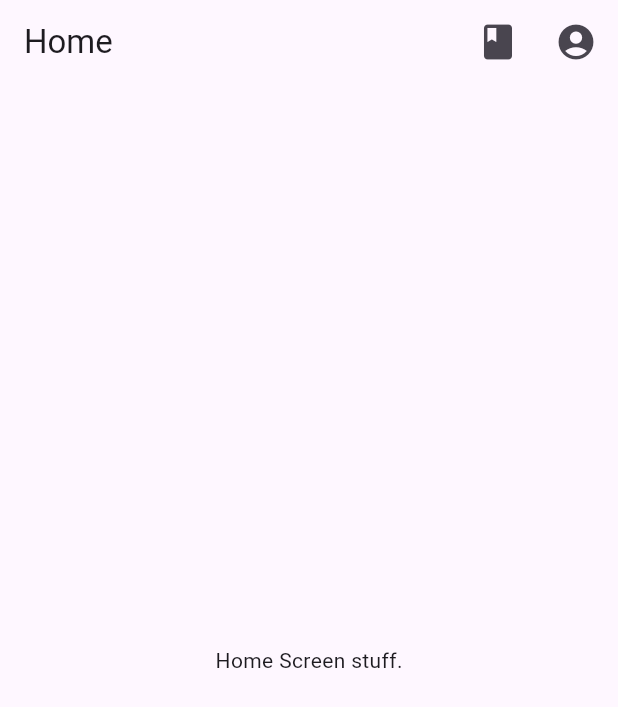
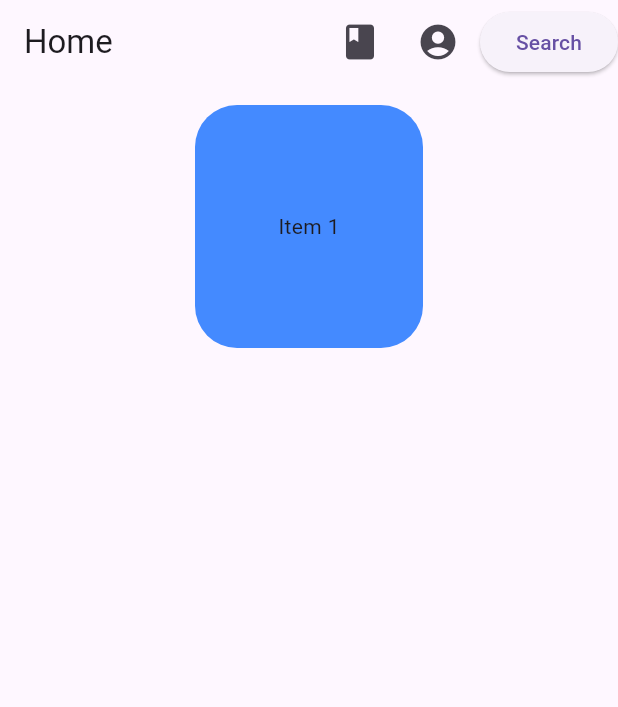
Before and after one commit to Leto-du-Plessis/book-website-project, a Flutter app: the screen it shows after launch, on a phone screen of 412 x 824 dp. Shown: the top 707 px of the screen. Run offline on Flutter 3.47's test engine with Material 3 defaults, Android fonts, the phone set to English and light mode, and no system bars; our stand-ins replace shared_preferences; missing offline and left inert: super_editor; accounts and stored records are empty.

Commit message:
Added state to home page for search, and beginning aspects of the carousel

```diff
--- /dev/null
+++ b/frontend/book_website/devtools_options.yaml
@@ -0,0 +1,3 @@
+description: This file stores settings for Dart & Flutter DevTools.
+documentation: https://docs.flutter.dev/tools/devtools/extensions#configure-extension-enablement-states
+extensions:
--- a/frontend/book_website/lib/src/screens/home_screen.dart
+++ b/frontend/book_website/lib/src/screens/home_screen.dart
@@ -6,13 +6,24 @@ import 'reader_screen.dart';
 import '../models/app_state.dart';
 import '../widgets/user_profile_image.dart';
 
-class HomeScreen extends StatelessWidget {
 
-  HomeScreen({super.key});
+class HomeScreen extends StatefulWidget {
 
+  const HomeScreen({super.key});
+
+
+
+  @override
+  State<HomeScreen> createState() => _HomeScreen();
+}
+
+
+class _HomeScreen extends State<HomeScreen> {
+  bool buttonstate = false;
   @override build(BuildContext context) {
 
     final imageBytes = context.watch<AppState>().profileImageBytes;
+
     return Scaffold(
       appBar: AppBar(
         title: const Text('Home'),
@@ -45,9 +56,76 @@ class HomeScreen extends StatelessWidget {
               );
             },
           ),
+          ElevatedButton(
+
+            onPressed: () {setState(() { buttonstate = true;});
+            },
+            child: const Text('Search')
+          )
+
+
         ],
       ),
-      body: const Center(child: Text('Home Screen stuff.')),
-    );
+      body:
+        Center(
+          child: Builder(
+            builder:(context) {
+            if(buttonstate == true) {
+              return Text('Will be searching at some point');
+             } else {
+              return PlainCarousel();
+            }
+
+
+            }
+            )
+
+
+          )
+ );
+
+
+
+
   }
 }
+
+
+class PlainCarousel extends StatelessWidget {
+  const PlainCarousel({super.key});
+
+  @override
+  Widget build(BuildContext context) {
+    return Scaffold(
+      body: Align(
+        alignment: Alignment.topCenter,
+        child: Column(
+          children: [SizedBox(
+          height: 200,
+          width: 200,
+            child: Container(
+              padding:EdgeInsetsGeometry.fromLTRB(20,10,20,20),
+              child: CarouselView(
+                scrollDirection: Axis.horizontal,
+                  backgroundColor: Colors.blueAccent,
+                  itemExtent: 200,
+
+                  children: [
+                      Center(child: Text('Item 1')),
+                      Center(child: Text('Item 2')),
+                      Center(child: Text('Item 3')),
+                  ],
+              ),
+            ),
+
+            ),
+          ]
+        ),
+      )
+
+    );
+
+  }
+
+
+}
```
